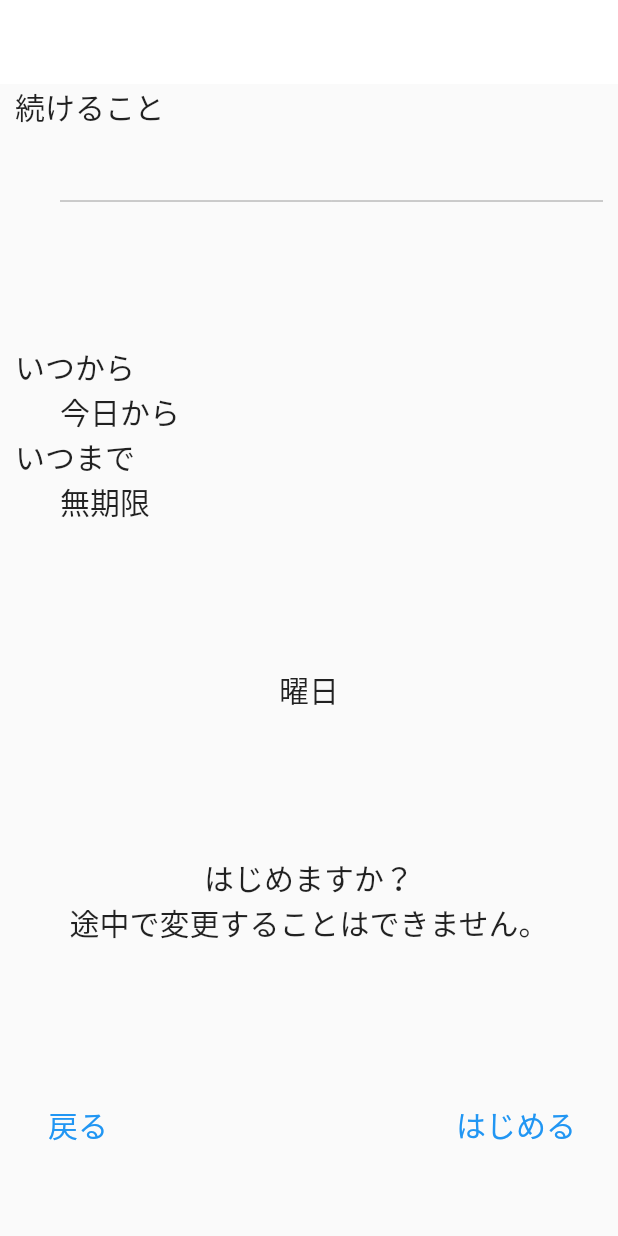
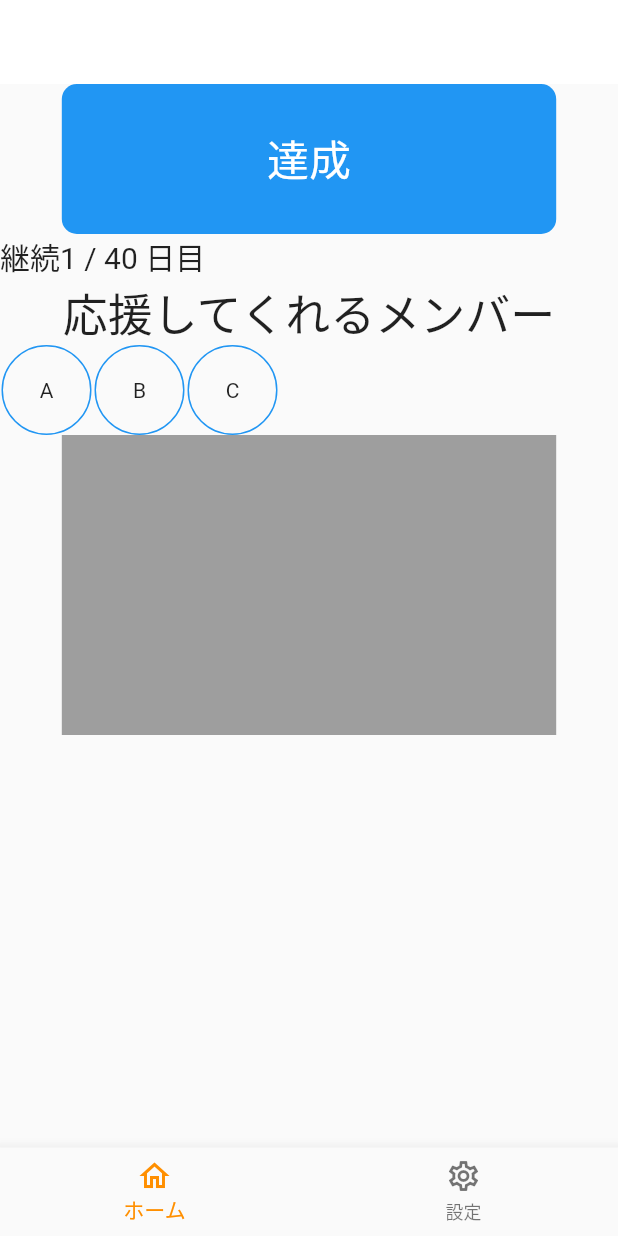
Before and after one commit to y0303noki/YellApp, a Flutter app: the StartMySettingConfirmPage screen opened directly, after a tap on "はじめる", on a phone screen of 412 x 824 dp. Run offline on Flutter 3.47's test engine with Material 2 defaults, Android fonts, the light colour scheme and no system bars; our stand-ins replace flutter_hooks, hooks_riverpod, state_notifier; missing offline and left inert: dart:ffi.

Commit message:
進めた

```diff
--- a/lib/components/widget/button_widget.dart
+++ b/lib/components/widget/button_widget.dart
@@ -32,4 +32,19 @@ class ButtonWidget {
       ),
     );
   }
+
+  // 今日の達成ボタン
+  static achiecmentToday(double deviceWidth) {
+    return Container(
+      height: 100,
+      width: deviceWidth * 0.8,
+      decoration: BoxDecoration(
+        color: Colors.blue,
+        borderRadius: BorderRadius.circular(10),
+      ),
+      child: Center(
+        child: TextWidget.mainButtonText('達成'),
+      ),
+    );
+  }
 }
--- a/lib/components/widget/text_widget.dart
+++ b/lib/components/widget/text_widget.dart
@@ -24,4 +24,11 @@ class TextWidget {
       style: const TextStyle(fontSize: 20),
     );
   }
+
+  static mainText3(String text) {
+    return Text(
+      text,
+      style: const TextStyle(fontSize: 15),
+    );
+  }
 }
--- /dev/null
+++ b/lib/model/member.dart
@@ -0,0 +1,15 @@
+/**
+ * メンバーモデル
+ */
+class MemberModel {
+  String id;
+  String name = '';
+  DateTime? createdAt;
+  DateTime? updatedAt;
+  MemberModel({
+    this.id = '',
+    this.name = '',
+    this.createdAt,
+    this.updatedAt,
+  });
+}
--- a/lib/model/myGoal.dart
+++ b/lib/model/myGoal.dart
@@ -4,7 +4,7 @@
 class MyGoalModel {
   String id;
   String goalTitle = '';
-  List<int> dayOfWeekList = []; // 実行する曜日（0:日曜日, 1:月曜日 ~ 6:土曜日）
+  int howManyTimes = 0; // 1週間に何日（1~7)
   DateTime? startAt;
   DateTime? endAt;
   DateTime? createdAt;
@@ -12,7 +12,9 @@ class MyGoalModel {
   MyGoalModel({
     this.id = '',
     this.goalTitle = '',
-    this.dayOfWeekList = const [],
+    this.howManyTimes = 0,
+    this.startAt,
+    this.endAt,
     this.createdAt,
     this.updatedAt,
   });
--- /dev/null
+++ b/lib/screen/my_achievement_page.dart
@@ -0,0 +1,125 @@
+import 'package:flutter/material.dart';
+import 'package:hooks_riverpod/hooks_riverpod.dart';
+import 'package:flutter_hooks/flutter_hooks.dart';
+import 'package:yell_app/components/widget/button_widget.dart';
+import 'package:yell_app/components/widget/common_widget.dart';
+import 'package:yell_app/components/widget/text_widget.dart';
+import 'package:yell_app/model/member.dart';
+import 'package:yell_app/model/myGoal.dart';
+import 'package:yell_app/state/my_achievment_provider.dart';
+import 'package:yell_app/state/start_my_setting_provider.dart';
+
+class MyAchievementPage extends ConsumerWidget {
+  @override
+  Widget build(BuildContext context, WidgetRef ref) {
+    final myAchievment = ref.watch(myAchievmentProvider);
+    TextEditingController _textEditingController =
+        TextEditingController(text: myAchievment.goalTitle);
+    final deviceSize = MediaQuery.of(context).size;
+
+    return Scaffold(
+      appBar: AppBar(
+        backgroundColor: Colors.white,
+        elevation: 0,
+      ),
+      body: Container(
+        margin: const EdgeInsets.only(
+          left: 0,
+          right: 0,
+        ),
+        child: Column(
+          mainAxisAlignment: MainAxisAlignment.start,
+          children: [
+            Column(
+              children: [
+                ButtonWidget.achiecmentToday(deviceSize.width),
+                Row(
+                  children: [
+                    TextWidget.mainText2('継続'),
+                    TextWidget.mainText2('1 / 40 日目'),
+                  ],
+                ),
+                TextWidget.mainText1('応援してくれるメンバー'),
+                Row(
+                  children: memberWidget(myAchievment),
+                ),
+                Container(
+                  width: deviceSize.width * 0.8,
+                  height: 200,
+                  color: Colors.grey,
+                  child: Text(myAchievment.selectedMemberId),
+                ),
+              ],
+            ),
+            Column(),
+          ],
+        ),
+      ),
+      bottomNavigationBar: BottomNavigationBar(
+        backgroundColor: Theme.of(context).canvasColor,
+        items: const <BottomNavigationBarItem>[
+          BottomNavigationBarItem(
+            icon: Icon(Icons.home_outlined),
+            label: 'ホーム',
+          ),
+          BottomNavigationBarItem(
+            icon: Icon(Icons.settings_outlined),
+            label: '設定',
+          ),
+        ],
+        currentIndex: 0,
+        selectedItemColor: Colors.amber[800],
+        onTap: (index) {
+          // フッターを押して画面切り替え
+          // bottomNavigationData.setCurrentIndex(index);
+        },
+      ),
+    );
+  }
+
+  // メンバーアイコン
+  List<Widget> memberWidget(MyAchievment myAchievment) {
+    List<Widget> row = <Widget>[];
+    List<MemberModel> members = [];
+    // テスト用のデータ作成
+    for (String id in myAchievment.memberIdList) {
+      MemberModel tempMember = MemberModel(
+        id: id,
+        name: id + '-name',
+        createdAt: DateTime.now(),
+        updatedAt: DateTime.now(),
+      );
+      members.add(tempMember);
+    }
+    List<String> memberIdList = myAchievment.memberIdList;
+
+    for (String memberId in memberIdList) {
+      MemberModel member = members.firstWhere((mem) => mem.id == memberId);
+      Widget tempWidget = InkWell(
+        onTap: () {
+          myAchievment.selectMemberId(memberId);
+        },
+        child: Container(
+          margin: const EdgeInsets.only(
+            left: 1,
+            right: 1,
+          ),
+          width: 60,
+          height: 60,
+          decoration: BoxDecoration(
+            border: Border.all(
+                color: myAchievment.selectedMemberId == memberId
+                    ? Colors.red
+                    : Colors.blue),
+            borderRadius: BorderRadius.circular(60 / 2),
+          ),
+          child: Center(
+            child: Text(member.name.substring(0, 1)),
+          ),
+        ),
+      );
+      row.add(tempWidget);
+    }
+    return row;
+  }
+}
--- a/lib/screen/start_my_setting_confirm_page.dart
+++ b/lib/screen/start_my_setting_confirm_page.dart
@@ -5,12 +5,15 @@ import 'package:yell_app/components/widget/button_widget.dart';
 import 'package:yell_app/components/widget/common_widget.dart';
 import 'package:yell_app/components/widget/text_widget.dart';
 import 'package:yell_app/model/myGoal.dart';
+import 'package:yell_app/screen/my_achievement_page.dart';
+import 'package:yell_app/state/my_achievment_provider.dart';
 import 'package:yell_app/state/start_my_setting_provider.dart';
 
 class StartMySettingConfirmPage extends ConsumerWidget {
   @override
   Widget build(BuildContext context, WidgetRef ref) {
     final startMySetting = ref.watch(startMySettingProvider);
+    final myAchievment = ref.watch(myAchievmentProvider);
     TextEditingController _textEditingController =
         TextEditingController(text: startMySetting.goalTitle);
 
@@ -68,10 +71,9 @@ class StartMySettingConfirmPage extends ConsumerWidget {
             ),
             Column(
               children: [
-                TextWidget.mainText2('曜日'),
-                Row(
-                  mainAxisAlignment: MainAxisAlignment.spaceAround,
-                  children: selectedWeekDayWidget(startMySetting),
+                TextWidget.mainText2('1週間に'),
+                Container(
+                  child: Text(startMySetting.selectedHowManyTime.toString()),
                 ),
               ],
             ),
@@ -98,12 +100,13 @@ class StartMySettingConfirmPage extends ConsumerWidget {
                   ),
                   TextButton(
                     onPressed: () {
-                      // Navigator.push(
-                      //   context,
-                      //   MaterialPageRoute(
-                      //     builder: (context) => StartMySettingStartdayPage(),
-                      //   ),
-                      // );
+                      sendMySettingDataTest(startMySetting, myAchievment);
+                      Navigator.push(
+                        context,
+                        MaterialPageRoute(
+                          builder: (context) => MyAchievementPage(),
+                        ),
+                      );
                     },
                     child: TextWidget.mainText2('はじめる'),
                   )
@@ -116,10 +119,10 @@ class StartMySettingConfirmPage extends ConsumerWidget {
     );
   }
 
-  // 曜日
+  // 何日
   List<Widget> selectedWeekDayWidget(StartMySetting startMySetting) {
     List<Widget> row = <Widget>[];
-    List<String> weekDays = ['日', '月', '火', '水', '木', '金', '土'];
+    List<String> weekDays = ['1', '2', '3', '4', '5', '6', '7'];
     for (int num in startMySetting.selectedWeekDay) {
       Widget tempWidget = InkWell(
         onTap: () {
@@ -145,4 +148,29 @@ class StartMySettingConfirmPage extends ConsumerWidget {
     }
     return row;
   }
+
+  // Firebaseに自分のデータを送信のテスト
+  void sendMySettingDataTest(
+      StartMySetting startMySetting, MyAchievment myAchievment) {
+    DateTime now = DateTime.now();
+    MyGoalModel model = MyGoalModel(
+      goalTitle: startMySetting.goalTitle,
+      howManyTimes: startMySetting.selectedHowManyTime,
+      startAt: startMySetting.startAt,
+      endAt: startMySetting.endAt,
+      createdAt: now,
+      updatedAt: now,
+    );
+
+    // firebaseに送信したとする
+
+    // firebaseから取得したとする
+
+    myAchievment.goalTitle = model.goalTitle;
+    myAchievment.selectedHowManyTime = model.howManyTimes;
+    myAchievment.endAt = model.endAt;
+
+    // memberIdリストを取得したとする
+    myAchievment.memberIdList = ['Amember-1', 'Bmember-2', 'Cmember-3'];
+  }
 }
--- a/lib/screen/start_my_setting_weekday_page.dart
+++ b/lib/screen/start_my_setting_weekday_page.dart
@@ -8,14 +8,11 @@ import 'package:yell_app/model/myGoal.dart';
 import 'package:yell_app/screen/start_my_setting_confirm_page.dart';
 import 'package:yell_app/state/start_my_setting_provider.dart';
 
-final errorTextProvider = StateProvider((ref) => '');
-
 class StartMySettinWeekdayPage extends ConsumerWidget {
   // final startMySetting = ref.watch(startMySettingProvider);
 
   @override
   Widget build(BuildContext context, WidgetRef ref) {
-    String errorText = ref.watch(errorTextProvider);
     final startMySetting = ref.watch(startMySettingProvider);
     return Scaffold(
       appBar: AppBar(
@@ -36,13 +33,11 @@ class StartMySettinWeekdayPage extends ConsumerWidget {
                 Column(
                   mainAxisAlignment: MainAxisAlignment.start,
                   children: [
-                    TextWidget.mainText2('何曜日にやりますか？'),
+                    TextWidget.mainText2('頻度を教えてください。'),
+                    TextWidget.mainText2('1週間のうちに何日おこないますか？'),
                     Row(
                       children: weekDayWidget(startMySetting),
                     ),
-                    errorText.isNotEmpty
-                        ? TextWidget.mainText2('選択して！')
-                        : Container(),
                   ],
                 ),
               ],
@@ -70,13 +65,6 @@ class StartMySettinWeekdayPage extends ConsumerWidget {
                   ),
                   TextButton(
                     onPressed: () {
-                      // 曜日を選択する
-                      if (startMySetting.selectedWeekDay.isEmpty) {
-                        errorText = '選択して！';
-                        return;
-                      } else {
-                        errorText = '';
-                      }
                       Navigator.push(
                         context,
                         MaterialPageRoute(
@@ -95,15 +83,15 @@ class StartMySettinWeekdayPage extends ConsumerWidget {
     );
   }
 
-  // 日　〜　土　まで1週間分のWidget
+  // 1 ~ 7 のwidget
   List<Widget> weekDayWidget(StartMySetting startMySetting) {
     List<Widget> row = <Widget>[];
-    List<String> weekDays = ['日', '月', '火', '水', '木', '金', '土'];
-    List<int> weekDaysNum = [0, 1, 2, 3, 4, 5, 6];
+    List<String> weekDays = ['1', '2', '3', '4', '5', '6', '7'];
+    List<int> weekDaysNum = [1, 2, 3, 4, 5, 6, 7];
     for (int num in weekDaysNum) {
       Widget tempWidget = InkWell(
         onTap: () {
-          startMySetting.selectWeekDay(num);
+          startMySetting.selectHowManyTime(num);
         },
         child: Container(
           margin: const EdgeInsets.only(
@@ -114,13 +102,13 @@ class StartMySettinWeekdayPage extends ConsumerWidget {
           height: 40,
           decoration: BoxDecoration(
             border: Border.all(
-                color: startMySetting.selectedWeekDay.contains(num)
+                color: startMySetting.selectedHowManyTime == num
                     ? Colors.red
                     : Colors.blue),
             borderRadius: BorderRadius.circular(10),
           ),
           child: Center(
-            child: Text(weekDays[num]),
+            child: Text(num.toString()),
           ),
         ),
       );
--- /dev/null
+++ b/lib/state/my_achievment_provider.dart
@@ -0,0 +1,32 @@
+import 'package:flutter/material.dart';
+import 'package:hooks_riverpod/hooks_riverpod.dart';
+import 'package:yell_app/utility/utility.dart';
+
+final myAchievmentProvider = ChangeNotifierProvider((ref) => MyAchievment());
+
+class MyAchievment extends ChangeNotifier {
+  String goalTitle = '';
+  DateTime? endAt;
+  int selectedHowManyTime = 0;
+  String selectedMemberId = '';
+  List<String> memberIdList = [];
+
+  // // データを初期化
+  // void resetData() {
+  //   goalTitle = '';
+  //   DateTime now = DateTime.now();
+  //   startAtStr = Utility.toDateFormatted(now);
+  //   startAt = now;
+  //   endAt = null;
+  //   endAtStr = '無期限';
+  //   notifyListeners();
+  // }
+
+  // メンバーを選択
+  void selectMemberId(String memberId) {
+    if (memberIdList.contains(memberId)) {
+      selectedMemberId = memberId;
+    }
+    notifyListeners();
+  }
+}
--- a/lib/state/start_my_setting_provider.dart
+++ b/lib/state/start_my_setting_provider.dart
@@ -1,7 +1,5 @@
 import 'package:flutter/material.dart';
 import 'package:hooks_riverpod/hooks_riverpod.dart';
-import 'package:state_notifier/state_notifier.dart';
-import 'package:yell_app/model/myGoal.dart';
 import 'package:yell_app/utility/utility.dart';
 
 final startMySettingProvider =
@@ -14,6 +12,7 @@ class StartMySetting extends ChangeNotifier {
   DateTime? endAt;
   String endAtStr = '無期限';
   List<int> selectedWeekDay = [];
+  int selectedHowManyTime = 7; // 週に何回
 
   // データを初期化
   void resetData() {
@@ -70,4 +69,10 @@ class StartMySetting extends ChangeNotifier {
     selectedWeekDay.sort();
     notifyListeners();
   }
+
+  // 週に何回やるか
+  void selectHowManyTime(int times) {
+    selectedHowManyTime = times;
+    notifyListeners();
+  }
 }
```
